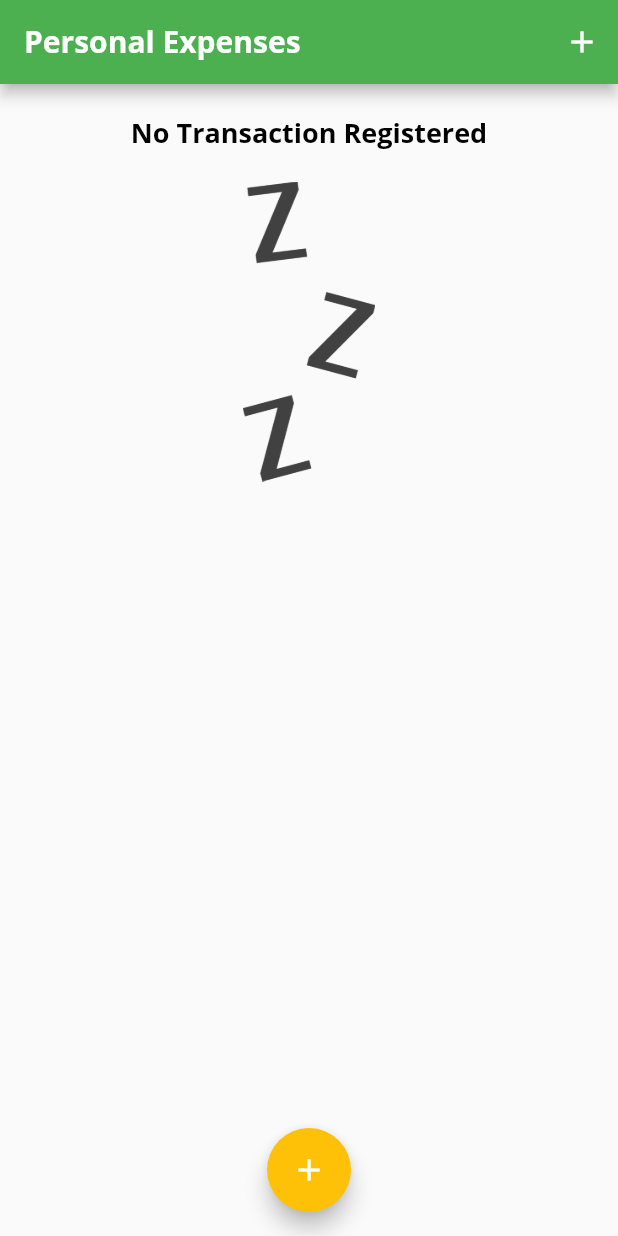
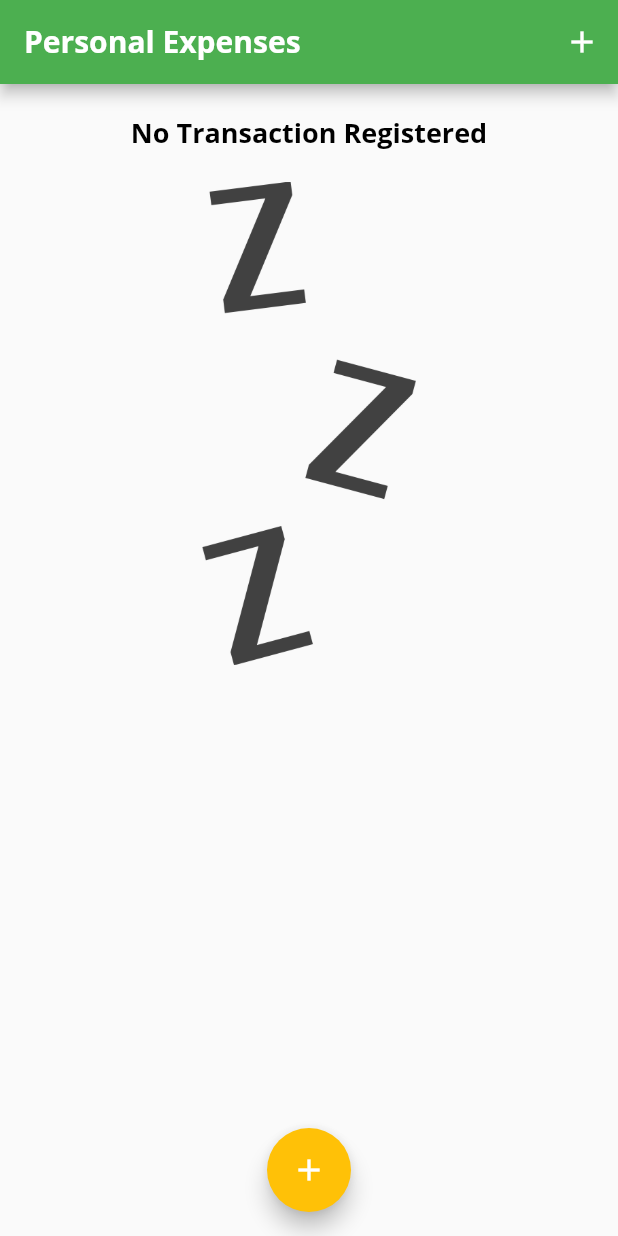
Before and after one commit to jternesconte/Expenses-App, a Flutter app: the screen it shows after launch, on a phone screen of 412 x 824 dp. Run offline on Flutter 3.47's test engine with Material 2 defaults, Android fonts, the phone set to English and light mode, and no system bars.

Commit message:
Style: Change the sizes by percentage

```diff
--- a/lib/components/transaction_list.dart
+++ b/lib/components/transaction_list.dart
@@ -11,7 +11,9 @@ class TransactionList extends StatelessWidget {
   @override
   Widget build(BuildContext context) {
     return transactions.isEmpty
-      ? Column(
+      ? LayoutBuilder(
+        builder: (ctx, constraints) {
+          return Column(
             children: [
               const SizedBox(height: 20),
               Text(
@@ -20,13 +22,15 @@ class TransactionList extends StatelessWidget {
               ),
               const SizedBox(height: 20),
               SizedBox(
-            height: 200,
+                height: constraints.maxHeight * 0.6,
                 child: Image.asset(
                   "assets/images/waiting.png",
                   fit: BoxFit.cover,
                 ),
               ),
             ],
+          );
+        },
       )
       : ListView.builder(
       itemCount: transactions.length,
```
Lines whose indentation alone changed are shown as unchanged.
